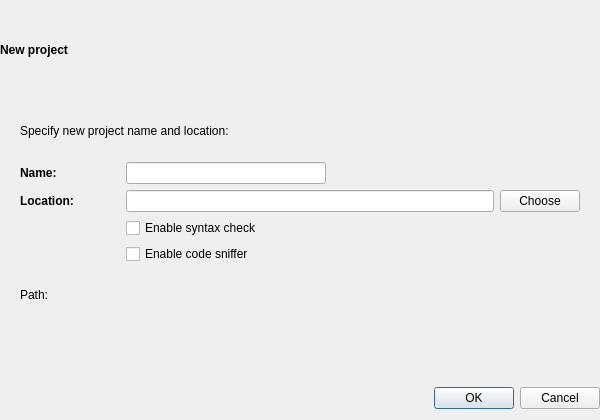
Above: ui/createproject.ui from ziracms/editor before the change. Below: the same form after it.
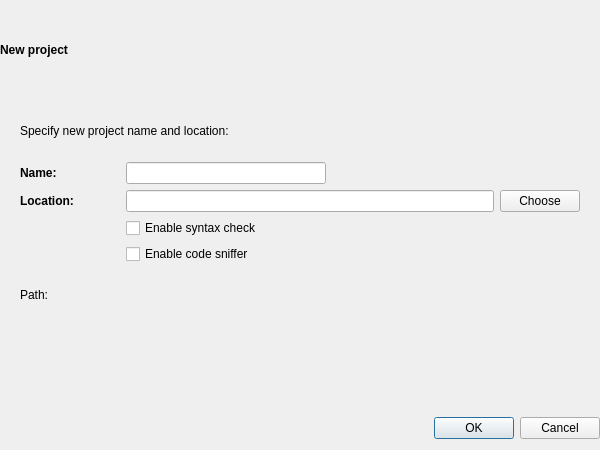
That is the form after the change.

What changed in the file:
```diff
--- a/ui/createproject.ui
+++ b/ui/createproject.ui
@@ -10,13 +10,13 @@
     <x>0</x>
     <y>0</y>
     <width>600</width>
-    <height>420</height>
+    <height>450</height>
    </rect>
   </property>
   <property name="minimumSize">
    <size>
     <width>600</width>
-    <height>420</height>
+    <height>450</height>
    </size>
   </property>
   <property name="maximumSize">
@@ -114,12 +114,56 @@
        </layout>
       </item>
       <item>
+       <layout class="QVBoxLayout" name="createProjectScrollAreaVerticalLayout">
+        <property name="leftMargin">
+         <number>10</number>
+        </property>
+        <property name="topMargin">
+         <number>0</number>
+        </property>
+        <property name="rightMargin">
+         <number>10</number>
+        </property>
+        <property name="bottomMargin">
+         <number>0</number>
+        </property>
+        <item>
+         <widget class="QScrollArea" name="createProjectScrollArea">
+          <property name="frameShape">
+           <enum>QFrame::NoFrame</enum>
+          </property>
+          <property name="widgetResizable">
+           <bool>true</bool>
+          </property>
+          <widget class="QWidget" name="createProjectScrollAreaWidgetContents">
+           <property name="geometry">
+            <rect>
+             <x>0</x>
+             <y>0</y>
+             <width>580</width>
+             <height>297</height>
+            </rect>
+           </property>
+           <layout class="QVBoxLayout" name="verticalLayout_2">
+            <property name="leftMargin">
+             <number>0</number>
+            </property>
+            <property name="topMargin">
+             <number>0</number>
+            </property>
+            <property name="rightMargin">
+             <number>0</number>
+            </property>
+            <property name="bottomMargin">
+             <number>0</number>
+            </property>
+            <item>
        <layout class="QHBoxLayout" name="createProjectDialogInfoLayout">
         <property name="leftMargin">
-         <number>20</number>
+               <number>10</number>
         </property>
         <property name="rightMargin">
-         <number>20</number>
+               <number>10</number>
         </property>
         <item>
          <widget class="QLabel" name="createProjectDialogInfoLabel">
@@ -139,10 +183,10 @@
       <item>
        <layout class="QHBoxLayout" name="createProjectDialogNameLayout">
         <property name="leftMargin">
-         <number>20</number>
+               <number>10</number>
         </property>
         <property name="rightMargin">
-         <number>20</number>
+               <number>10</number>
         </property>
         <item>
          <widget class="QLabel" name="createProjectDialogNameLabel">
@@ -191,10 +235,10 @@
       <item>
        <layout class="QHBoxLayout" name="createProjectDialogDirectoryLayout">
         <property name="leftMargin">
-         <number>20</number>
+               <number>10</number>
         </property>
         <property name="rightMargin">
-         <number>20</number>
+               <number>10</number>
         </property>
         <item>
          <widget class="QLabel" name="createProjectDialogDirectoryLabel">
@@ -230,10 +274,10 @@
       <item>
        <layout class="QHBoxLayout" name="createProjectDialogLintLayout">
         <property name="leftMargin">
-         <number>126</number>
+               <number>116</number>
         </property>
         <property name="rightMargin">
-         <number>20</number>
+               <number>10</number>
         </property>
         <item>
          <widget class="QCheckBox" name="createProjectDialogLintCheckbox">
@@ -247,10 +291,10 @@
       <item>
        <layout class="QHBoxLayout" name="createProjectDialogCSLayout">
         <property name="leftMargin">
-         <number>126</number>
+               <number>116</number>
         </property>
         <property name="rightMargin">
-         <number>20</number>
+               <number>10</number>
         </property>
         <item>
          <widget class="QCheckBox" name="createProjectDialogCSCheckbox">
@@ -264,10 +308,10 @@
       <item>
        <layout class="QHBoxLayout" name="createProjectDialogResultLayout">
         <property name="leftMargin">
-         <number>20</number>
+               <number>10</number>
         </property>
         <property name="rightMargin">
-         <number>20</number>
+               <number>10</number>
         </property>
         <item>
          <widget class="QLabel" name="createProjectDialogPathLabel">
@@ -324,9 +368,6 @@
         </item>
        </layout>
       </item>
-     </layout>
-    </widget>
-   </item>
    <item>
     <spacer name="verticalSpacer">
      <property name="orientation">
@@ -339,6 +380,15 @@
       </size>
      </property>
     </spacer>
+            </item>
+           </layout>
+          </widget>
+         </widget>
+        </item>
+       </layout>
+      </item>
+     </layout>
+    </widget>
    </item>
    <item>
     <widget class="QDialogButtonBox" name="buttonBox">
```
Lines whose indentation alone changed are shown as unchanged.
